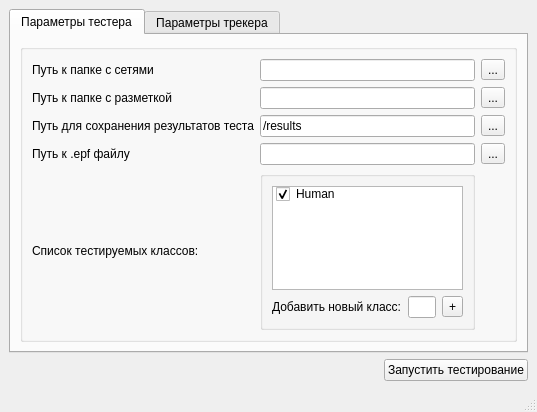
This is gui-for-tester-tracker/gui.ui in Yrij-Zhavoronkov/WintreistsPractice as Qt 5 draws it before an edit. The edited form follows.
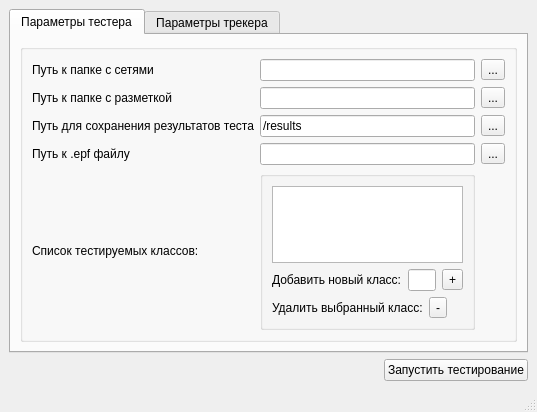
This is the edited form.

What changed in the file:
```diff
--- a/gui-for-tester-tracker/gui.ui
+++ b/gui-for-tester-tracker/gui.ui
@@ -147,19 +147,7 @@
              </property>
              <layout class="QVBoxLayout" name="verticalLayout_5">
               <item>
-               <widget class="QListWidget" name="listWidget">
-                <item>
-                 <property name="text">
-                  <string>Human</string>
-                 </property>
-                 <property name="checkState">
-                  <enum>Checked</enum>
-                 </property>
-                 <property name="flags">
-                  <set>ItemIsDragEnabled|ItemIsUserCheckable|ItemIsEnabled</set>
-                 </property>
-                </item>
-               </widget>
+               <widget class="QListWidget" name="listWidget_list_classes"/>
               </item>
               <item>
                <layout class="QHBoxLayout" name="horizontalLayout_4">
@@ -182,6 +170,37 @@
                 </item>
                </layout>
               </item>
+              <item>
+               <layout class="QHBoxLayout" name="horizontalLayout_3">
+                <item>
+                 <widget class="QLabel" name="label_13">
+                  <property name="text">
+                   <string>Удалить выбранный класс:</string>
+                  </property>
+                 </widget>
+                </item>
+                <item>
+                 <widget class="QToolButton" name="toolButton">
+                  <property name="text">
+                   <string>-</string>
+                  </property>
+                 </widget>
+                </item>
+                <item>
+                 <spacer name="horizontalSpacer_2">
+                  <property name="orientation">
+                   <enum>Qt::Horizontal</enum>
+                  </property>
+                  <property name="sizeHint" stdset="0">
+                   <size>
+                    <width>40</width>
+                    <height>20</height>
+                   </size>
+                  </property>
+                 </spacer>
+                </item>
+               </layout>
+              </item>
              </layout>
             </widget>
            </item>
```
